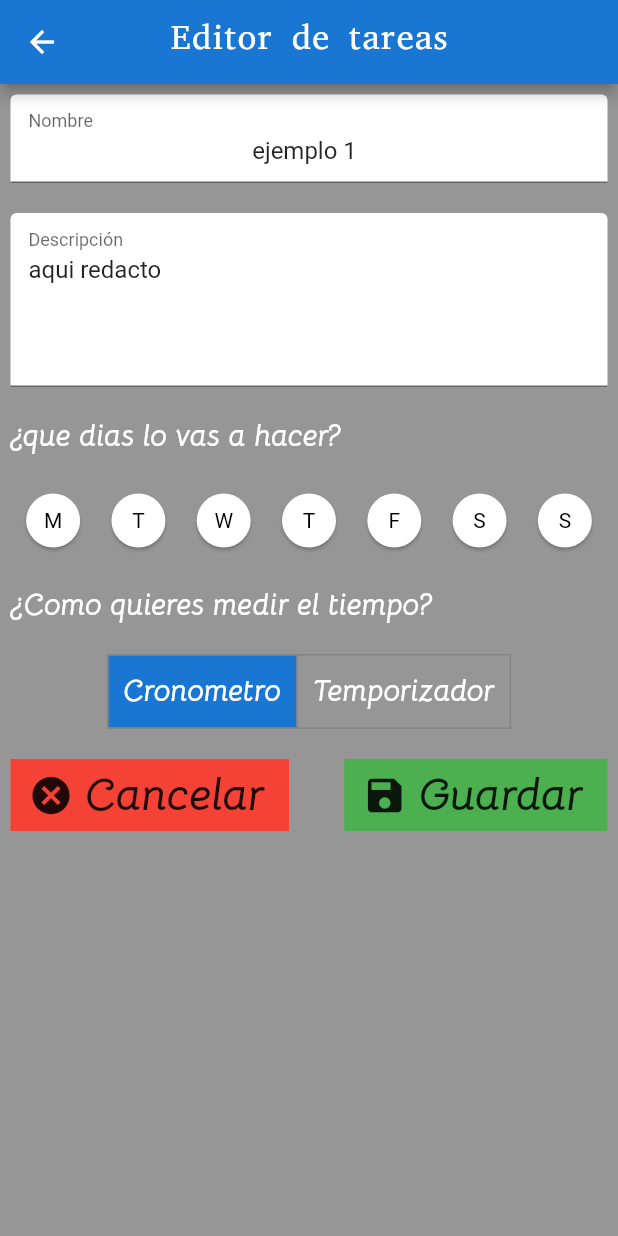
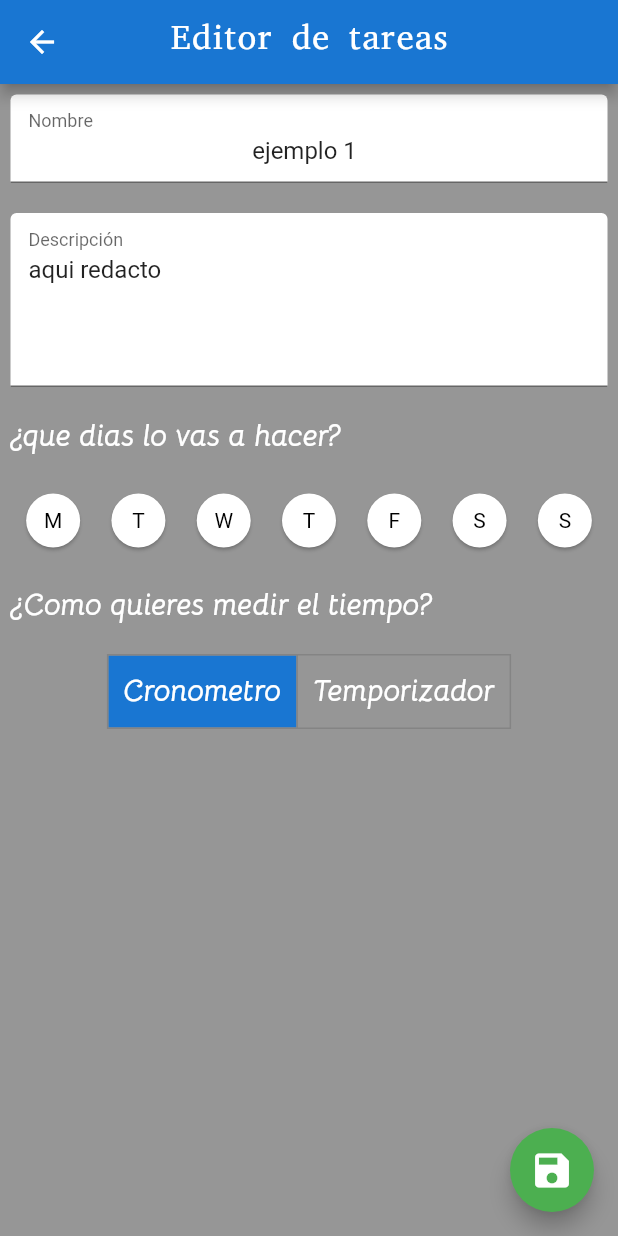
Before and after one commit to gpjrr/Agenda-App, a Flutter app: the screen it shows after launch, after a tap on an icon or button, on a phone screen of 412 x 824 dp. Run offline on Flutter 3.47's test engine with Material 2 defaults, Android fonts, the phone set to English and light mode, and no system bars; drawn by our look-alikes of weekday_selector; our stand-ins replace circular_countdown_timer, flutter_spinkit.

Commit message:
editando tareas

```diff
--- a/lib/EditorTareas.dart
+++ b/lib/EditorTareas.dart
@@ -15,6 +15,7 @@ class _EditorTareasState extends State<EditorTareas> {
       Descripcion: '',
       Done: false,
   );
+  double caja=200;
   bool Cambio=false;
   List<bool> values=List.filled(7,false) ;
   List<bool> BotonTime= List.filled(2, false);
@@ -47,6 +48,8 @@ class _EditorTareasState extends State<EditorTareas> {
         ControlName=TextEditingController( text: Nota.Nombre );
         ControlHora=TextEditingController( text: Nota.Hora );
         ControlMinu=TextEditingController( text: Nota.Minu );
+        ControlHora.selection = TextSelection.fromPosition(TextPosition(offset: ControlHora.text.length));
+        ControlMinu.selection = TextSelection.fromPosition(TextPosition(offset: ControlMinu.text.length));
         Horas=cosa['Hora'];
         Minutos=cosa['Minu'];
         //values=Nota.Dias;
@@ -86,6 +89,7 @@ class _EditorTareasState extends State<EditorTareas> {
                 child: Container(
                   padding: EdgeInsets.all(7),
                   child: ListView(
+
                     children: <Widget>[
                       TextField(
                         controller: ControlName,
@@ -225,113 +229,87 @@ class _EditorTareasState extends State<EditorTareas> {
                         ),
                       ),
                       if( BotonTime[1]==true )
-                        SizedBox( height: 20, width: 20, ),
+                        SizedBox( height: 10, width: 10, ),
                       if( BotonTime[1]==true )
-                        Center(
-                          heightFactor: 1,
-                          widthFactor: 1,
+                        Text('Hora'),
+                      if( BotonTime[1]==true )
+                        Container(
+                          padding: EdgeInsets.fromLTRB(140, 0, 140, 0),
+                          child: Row(
+                            //mainAxisAlignment: MainAxisAlignment.spaceBetween,
+                            children: <Widget>[
+                              Expanded(
+                                flex: 2,
+                                child: TextField(
 
-                          child: Text(
-                            "$Horas:$Minutos",
+                                  controller: ControlHora,
+                                  textAlign: TextAlign.center,
+                                  //cursorWidth: 5,
+                                  keyboardType: TextInputType.number,
+                                  maxLength: 4,
+                                  maxLines: 1,
+
+                                  onChanged: (String text){
+                                    ControlHora.selection = TextSelection.fromPosition(TextPosition(offset: ControlHora.text.length));
+                                    print(text);
+                                    Cambio=true;
+                                    Nota.Hora=text;
+
+                                  },
                                   style: TextStyle(
-                              color: Colors.white,
+                                    fontSize: 40
+                                  ),
+                                  //autofocus: true,
+                                ),
+                              ),
+                              Expanded(
+                                flex: 1,
+                                child: Text(":",
+                                style: TextStyle(
                                   fontSize: 40,
-                              //letterSpacing: 3,
-                              fontFamily: 'Bellota-BoldItalic',
+                                ),
+                                ),
+                              ),
+                              Expanded(
+                                flex: 2,
+                                child: TextField(
+                                  controller: ControlHora,
+                                  textAlign: TextAlign.center,
+                                  //cursorWidth: 5,
+                                  keyboardType: TextInputType.number,
+                                  maxLength: 2,
+                                  maxLines: 1,
+
+                                  onChanged: (String text){
+                                    print(text);
+                                    Cambio=true;
+                                    Nota.Hora=text;
+                                  },
+                                  style: TextStyle(
+                                      fontSize: 40
+                                  ),
+                                  //autofocus: true,
+                                ),
+                              ),
+                            ],
+                          ),
+                        ),
+
+                    ],
                   ),
                 ),
               ),
 
-
-                      SizedBox( height: 20, width: 20, ),
-                      Row(
-                        mainAxisAlignment: MainAxisAlignment.spaceBetween,
-                        children: <Widget>[
-                          Container(
-                            color: Colors.red,
-                            child: FlatButton.icon(
-                              onPressed: (){
-                                if( Cambio==true )
-                                showDialog(
-                                  context: context,
-                                  builder: (context)=> AlertDialog(
-                                    /*title: Text(
-                                      'Salir',
-                                      style: TextStyle(
-                                      fontSize: 30,
-                                      //fontFamily: 'EastSeaDokdo-Regular',
-                                      fontFamily: 'Bellota-BoldItalic',
-                                      //fontFamily: 'Peddana-Regular',
             ),
-                                    ),*/
-                                    content: Text(
-                                      'Deseas salir sin guardar los cambios?',
-                                      style: TextStyle(
-                                        fontSize: 20,
-                                        //fontFamily: 'EastSeaDokdo-Regular',
-                                        fontFamily: 'Bellota-BoldItalic',
-                                        //fontFamily: 'Peddana-Regular',
-
+          floatingActionButton: Builder(
+            builder: (context)=>
+            FloatingActionButton(
+              backgroundColor: Colors.green,
+              child: Icon(
+                Icons.save,
+                size: 30,
+                color: Colors.white,
               ),
-                                    ),
-                                    actions: <Widget>[
-                                      FlatButton(
-                                        child: Text(
-                                          "No",
-                                          style: TextStyle(
-                                            fontSize: 20,
-                                            //fontFamily: 'EastSeaDokdo-Regular',
-                                            fontFamily: 'Bellota-BoldItalic',
-                                            //fontFamily: 'Peddana-Regular',
-
-                                          ),
-                                        ),
-                                        onPressed: (){
-                                          Navigator.pop(context,null );
-                                        },
-                                      ),
-                                      FlatButton(
-                                        child: Text(
-                                          'Si',
-                                          style: TextStyle(
-                                            fontSize: 20,
-                                            //fontFamily: 'EastSeaDokdo-Regular',
-                                            fontFamily: 'Bellota-BoldItalic',
-                                            //fontFamily: 'Peddana-Regular',
-
-                                          ),
-                                        ),
-                                        onPressed: (){
-                                          Navigator.pop(context,null );
-                                          Navigator.pop(context,null );
-                                        },
-                                      ),
-                                    ],
-                                  ),
-                                );
-                                else
-                                  Navigator.pop(context,null );
-                              },
-                              label: Text(
-                                'Cancelar',
-                                style: TextStyle(
-                                  fontSize: 30,
-                                  //fontFamily: 'EastSeaDokdo-Regular',
-                                  fontFamily: 'Bellota-BoldItalic',
-                                  //fontFamily: 'Peddana-Regular',
-
-                                ),
-                              ),
-                              icon: Icon(
-                                Icons.cancel,
-                                size: 30,
-                              ),
-
-                            ),
-                          ),
-                          Container(
-                            color: Colors.green,
-                            child: FlatButton.icon(
               onPressed: (){
                 if(Nota.Nombre.isNotEmpty)
                   Navigator.pop(context, {
@@ -340,40 +318,21 @@ class _EditorTareasState extends State<EditorTareas> {
                     'Dias': Nota.Dias,
                     'Tempo': Nota.Tempo,
                   });
-                                else
-                                  Scaffold.of( context ).showSnackBar(
+                else {
+                  //print("ya jalaa");
+                  Scaffold.of(context).showSnackBar(
                     SnackBar(
                       content: Text(
                           'Escribe el nombre de la nueva tarea'
                       ),
                     ),
                   );
-
+                }
               },
-                              label: Text(
-                                  'Guardar',
-                                style: TextStyle(
-                                  fontSize: 30,
-                                  //fontFamily: 'EastSeaDokdo-Regular',
-                                  fontFamily: 'Bellota-BoldItalic',
-                                  //fontFamily: 'Peddana-Regular',
 
             ),
           ),
-                              icon: Icon(
-                                  Icons.save,
-                                  size: 30,
-                              ),
 
-                            ),
-                          ),
-                        ],
-                      ),
-                    ],
-                  ),
-                ),
-              ),
-            ),
     );
   }
 }
--- a/lib/Loading.dart
+++ b/lib/Loading.dart
@@ -26,7 +26,7 @@ class _LoadingState extends State<Loading> {
          Lave: UniqueKey(),
          Done: !tem,
          Tempo: tem,
-         Hora: "10",
+         Hora: "00",
          Minu: "02",
        )
      );
--- a/lib/Tiempo.dart
+++ b/lib/Tiempo.dart
@@ -73,7 +73,7 @@ class _CountDownTimerState extends State<CountDownTimer>
                                       painter: CustomTimerPainter(
                                         animation: controller,
                                         backgroundColor: Colors.black,
-                                        color: themeData.indicatorColor,
+                                        color: Colors.blue[700],
                                       )),
                                 ),
                                 Align(
```
Lines whose indentation alone changed are shown as unchanged.
